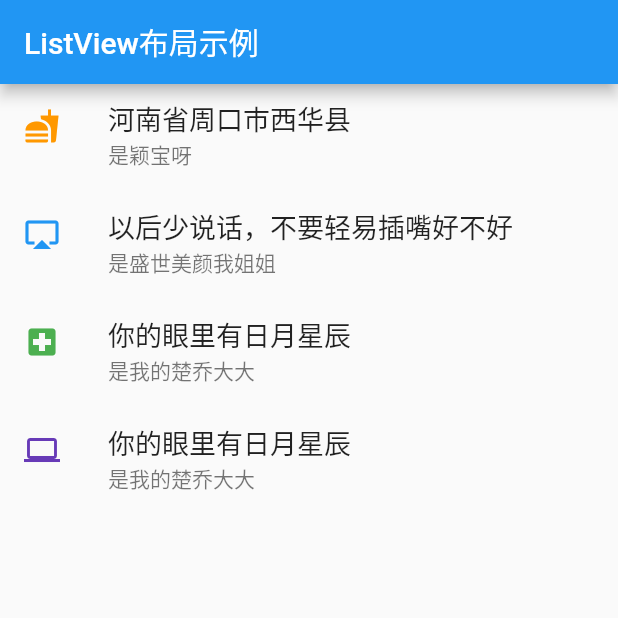
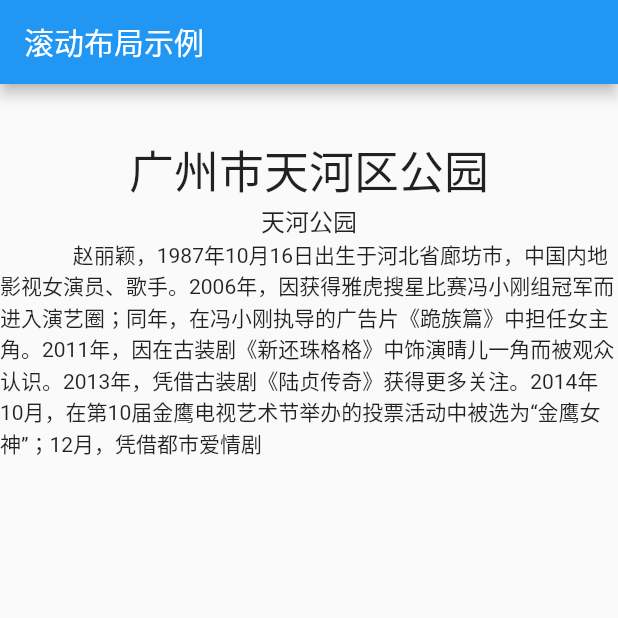
Before and after one commit to happydreamer/flutter, a Flutter app: the screen it shows after launch, on a phone screen of 412 x 824 dp, the top half of it. Run offline on Flutter 3.47's test engine with Material 2 defaults, Android fonts, the phone set to English and light mode, and no system bars.

Commit message:
滚动布局示例

```diff
--- a/lib/main.dart
+++ b/lib/main.dart
@@ -1,82 +1,47 @@
 import 'package:flutter/material.dart';
 
-class LayoutDemo extends StatelessWidget {
+void main() {
+  runApp(new MaterialApp(
+    title: '滚动布局示例',
+    home: new MyApp(),
+  ));
+}
+
+class MyApp extends StatelessWidget {
   @override
   Widget build(BuildContext context) {
-    List<Widget> list = <Widget>[
-      new ListTile(
-        title: new Text(
-          '河南省周口市西华县',
-          style: new TextStyle(
-            fontWeight: FontWeight.w400,
-            fontSize: 18.0,
-          ),
-        ),
-        subtitle: new Text('是颖宝呀'),
-        leading: new Icon(
-          Icons.fastfood,
-          color: Colors.orange,
-        ),
-      ),
-      new ListTile(
-        title: new Text(
-          '以后少说话，不要轻易插嘴好不好',
-          style: new TextStyle(
-            fontWeight: FontWeight.w400,
-            fontSize: 18.0,
-          ),
-        ),
-        subtitle: new Text('是盛世美颜我姐姐'),
-        leading: new Icon(
-          Icons.airplay,
-          color: Colors.blue,
-        ),
-      ),
-      new ListTile(
-        title: new Text(
-          '你的眼里有日月星辰',
-          style: new TextStyle(
-            fontWeight: FontWeight.w400,
-            fontSize: 18.0,
-          ),
-        ),
-        subtitle: new Text('是我的楚乔大大'),
-        leading: new Icon(
-          Icons.local_hospital,
-          color: Colors.green,
-        ),
-      ),
-      new ListTile(
-        title: new Text(
-          '你的眼里有日月星辰',
-          style: new TextStyle(
-            fontWeight: FontWeight.w400,
-            fontSize: 18.0,
-          ),
-        ),
-        subtitle: new Text('是我的楚乔大大'),
-        leading: new Icon(
-          Icons.computer,
-          color: Colors.deepPurple,
-        ),
-      ),
-    ];
     return new Scaffold(
       appBar: new AppBar(
-        title: new Text('ListView布局示例'),
+        title: new Text('滚动布局示例'),
       ),
-      body: new Center(
-        child: new ListView(
-          children: list,
-        ),
+      body: new ListView(
+        children: <Widget>[
+          new Center(
+            child: new Text(
+              '\n广州市天河区公园',
+              style: new TextStyle(
+                fontSize: 30.0,
+              ),
+            ),
+          ),
+          new Center(
+            child: new Text(
+              '天河公园',
+              style: new TextStyle(fontSize: 16.0),
+            ),
+          ),
+          new Center(
+            child: new Text(
+              '''
+              赵丽颖，1987年10月16日出生于河北省廊坊市，中国内地影视女演员、歌手。2006年，因获得雅虎搜星比赛冯小刚组冠军而进入演艺圈；同年，在冯小刚执导的广告片《跪族篇》中担任女主角。2011年，因在古装剧《新还珠格格》中饰演晴儿一角而被观众认识。2013年，凭借古装剧《陆贞传奇》获得更多关注。2014年10月，在第10届金鹰电视艺术节举办的投票活动中被选为“金鹰女神”；12月，凭借都市爱情剧
+              ''',
+              style: new TextStyle(
+                fontSize: 14.0,
+              ),
+            ),
+          )
+        ],
       ),
     );
   }
 }
-
-void main() {
-  runApp(new MaterialApp(
-    title: '列表以及表格布局ListView',
-    home: new LayoutDemo(),
-  ));
-}
```
